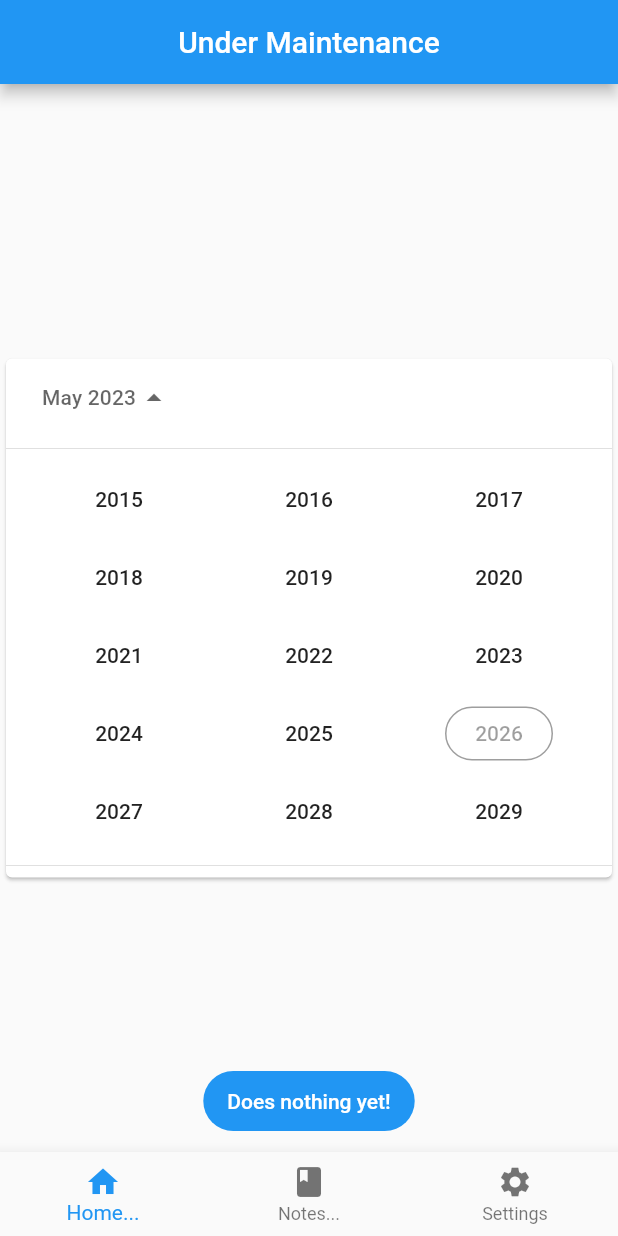
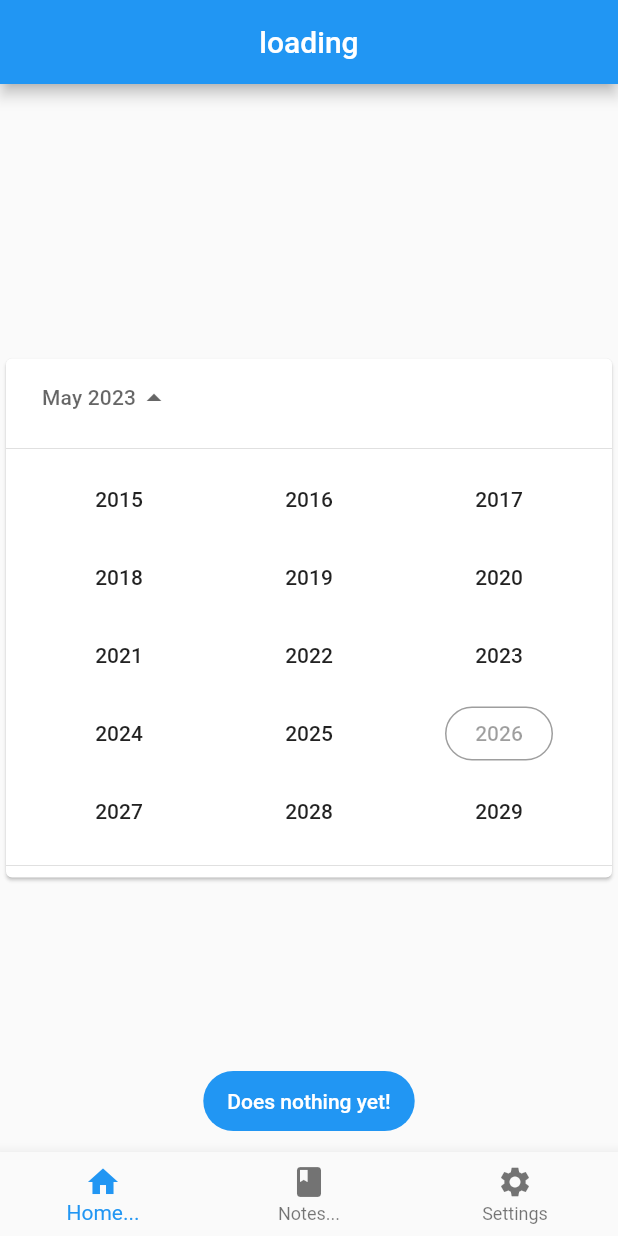
Before and after one commit to bibi2812/MentalHealthApp2, a Flutter app: the screen it shows after launch, after a tap on an icon or button, on a phone screen of 412 x 824 dp. Run offline on Flutter 3.47's test engine with Material 2 defaults, Android fonts, the phone set to English and light mode, and no system bars; our stand-ins replace bloc, hive, hive_flutter; accounts and stored records are empty.

Commit message:
working on quotes

```diff
--- a/lib/calendar/calendar.dart
+++ b/lib/calendar/calendar.dart
@@ -1,3 +1,5 @@
+import 'dart:math';
+
 import 'package:flutter/material.dart';
 import 'package:hive/hive.dart';
 import '../notesPage/viewNotes.dart';
@@ -13,7 +15,7 @@ class Calendar extends StatefulWidget {
 }
 
 class HomeScreenState extends State<Calendar> {
-  String randQuote = "loading...";
+  String randQuote = "loading";
 
   @override
   void initState() {
@@ -25,20 +27,16 @@ class HomeScreenState extends State<Calendar> {
     print("Reading quotes db...");
     var quotesFile = await Hive.openBox('quotes_box');
 
-    String contents = await getRandomQuote(); //call to method
+    String contents = await getRandomQuote(quotesFile); // call to method
+    print(contents);
     randQuote = contents;
     setState(() {}); // update state
   }
 
-  Future<String> getRandomQuote() async {
+  Future<String> getRandomQuote(Box quoteBox) async {
     print("Opened file.\nReading contents...");
-    // String contents = await quotesFile.readAsString(); // Unsupported operation: _Namespace ????
-    // print(contents);
-    // var randoQuotes = quotes;
-    // var rng = Random();
-
-    // randQuote = randoQuotes[rng.nextInt(8)];
-    return "Under Maintenance";
+    var rng = Random(140);
+    return quoteBox.get(rng);
   }
 
   @override
```
Also changed, not shown: lib/notesPage/viewNotes.dart (+1 -7 lines).
